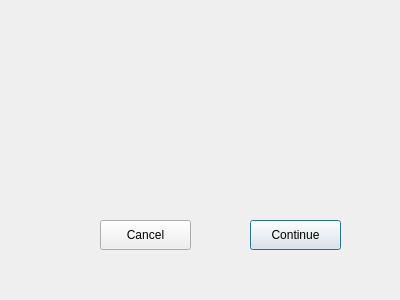
dwarfovich/Bomberman, file src/gui/campaign_game_over_dialog.ui: the form before one commit.
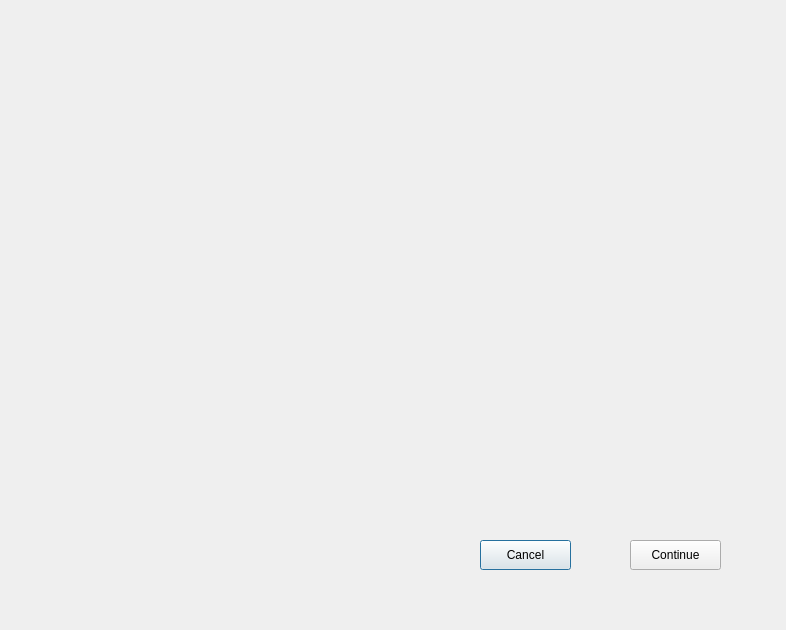
The form after the commit.

Patch:
```diff
--- a/src/gui/campaign_game_over_dialog.ui
+++ b/src/gui/campaign_game_over_dialog.ui
@@ -6,31 +6,18 @@
    <rect>
     <x>0</x>
     <y>0</y>
-    <width>400</width>
-    <height>300</height>
+    <width>786</width>
+    <height>630</height>
    </rect>
   </property>
   <property name="windowTitle">
    <string>Dialog</string>
   </property>
-  <widget class="QPushButton" name="continueButton">
-   <property name="geometry">
-    <rect>
-     <x>250</x>
-     <y>220</y>
-     <width>91</width>
-     <height>30</height>
-    </rect>
-   </property>
-   <property name="text">
-    <string>Continue</string>
-   </property>
-  </widget>
   <widget class="QPushButton" name="cancelButton">
    <property name="geometry">
     <rect>
-     <x>100</x>
-     <y>220</y>
+     <x>480</x>
+     <y>540</y>
      <width>91</width>
      <height>30</height>
     </rect>
@@ -39,6 +26,19 @@
     <string>Cancel</string>
    </property>
   </widget>
+  <widget class="QPushButton" name="continueButton">
+   <property name="geometry">
+    <rect>
+     <x>630</x>
+     <y>540</y>
+     <width>91</width>
+     <height>30</height>
+    </rect>
+   </property>
+   <property name="text">
+    <string>Continue</string>
+   </property>
+  </widget>
  </widget>
  <resources/>
  <connections/>
```
Left out of the diff: 4 changed lines with no effect on the pictures.
